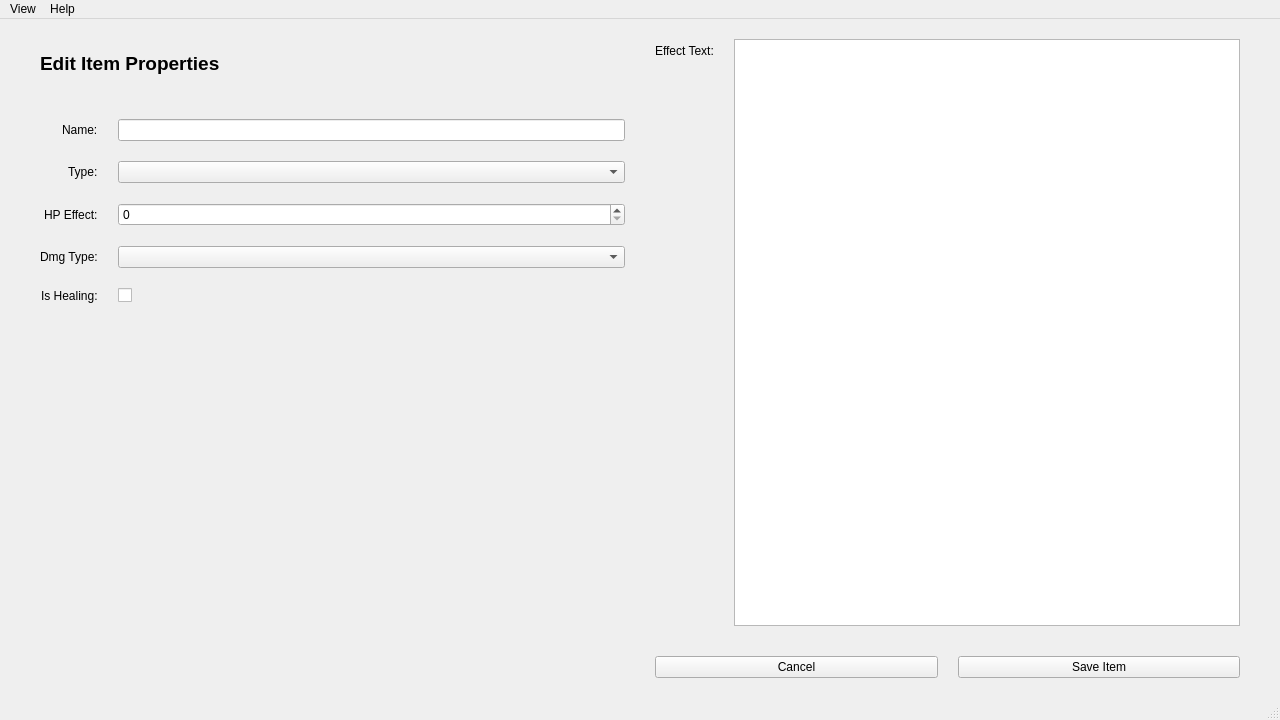
The window that UI_Layouts/editItemForm.ui (20dj-kws-sdd/tbrpggepp) describes before a commit, drawn with Qt 5.
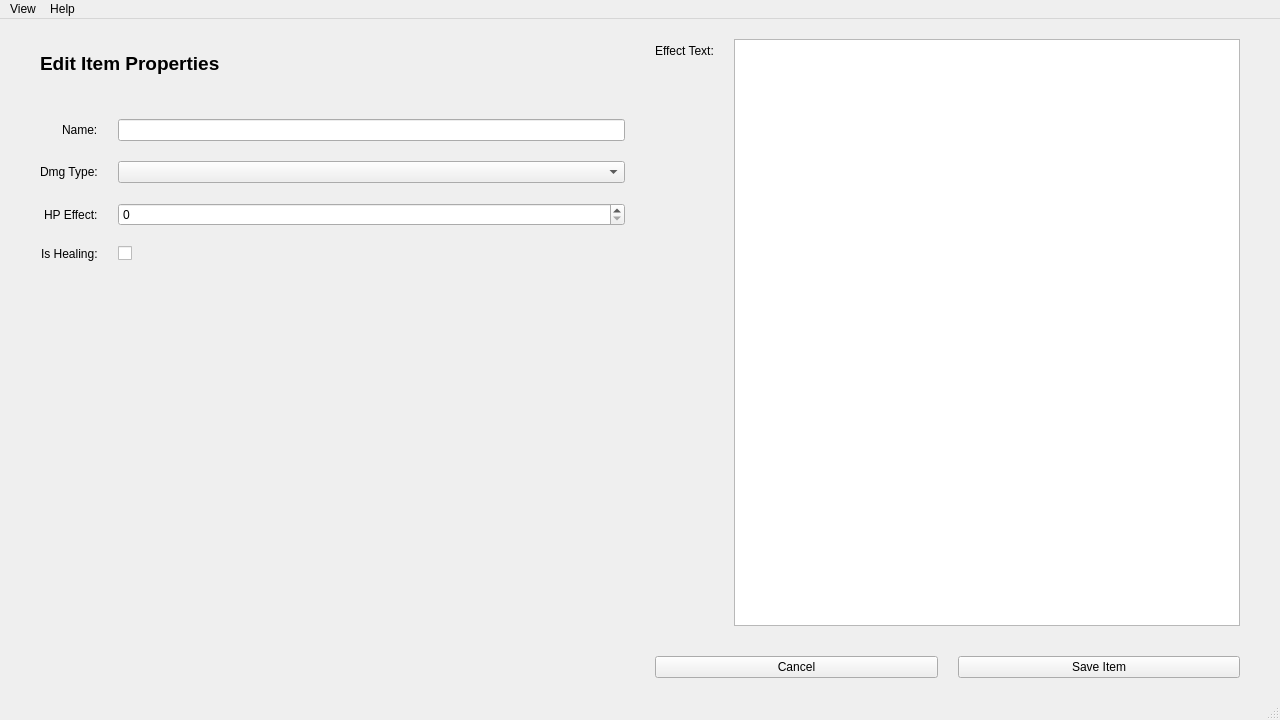
The same window after the commit.

```diff
--- a/UI_Layouts/editItemForm.ui
+++ b/UI_Layouts/editItemForm.ui
@@ -67,17 +67,7 @@
          </widget>
         </item>
         <item row="0" column="1">
-         <widget class="QLineEdit" name="lblNameValue"/>
-        </item>
-        <item row="1" column="0">
-         <widget class="QLabel" name="lblType">
-          <property name="text">
-           <string>Type:</string>
-          </property>
-         </widget>
-        </item>
-        <item row="1" column="1">
-         <widget class="QComboBox" name="cbTypeValue"/>
+         <widget class="QLineEdit" name="leNameValue"/>
         </item>
         <item row="2" column="0">
          <widget class="QLabel" name="lblHPEffect">
@@ -92,16 +82,6 @@
         <item row="2" column="1">
          <widget class="QSpinBox" name="sbHPEffectValue"/>
         </item>
-        <item row="3" column="0">
-         <widget class="QLabel" name="lblDmgType">
-          <property name="text">
-           <string>Dmg Type:</string>
-          </property>
-         </widget>
-        </item>
-        <item row="3" column="1">
-         <widget class="QComboBox" name="cbDmgTypeValue"/>
-        </item>
         <item row="4" column="1">
          <widget class="QCheckBox" name="chbHealingValue">
           <property name="text">
@@ -125,6 +105,16 @@
           </property>
          </widget>
         </item>
+        <item row="1" column="0">
+         <widget class="QLabel" name="lblDmgType">
+          <property name="text">
+           <string>Dmg Type:</string>
+          </property>
+         </widget>
+        </item>
+        <item row="1" column="1">
+         <widget class="QComboBox" name="cbDmgTypeValue"/>
+        </item>
        </layout>
       </item>
      </layout>
```
